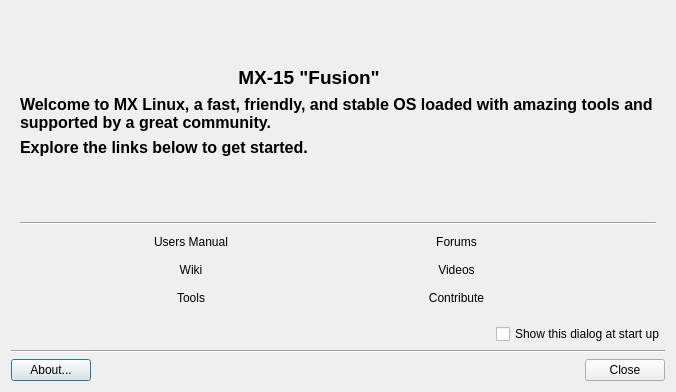
Qt form mxwelcome.ui (MX-Linux/mx-welcome) before a commit.
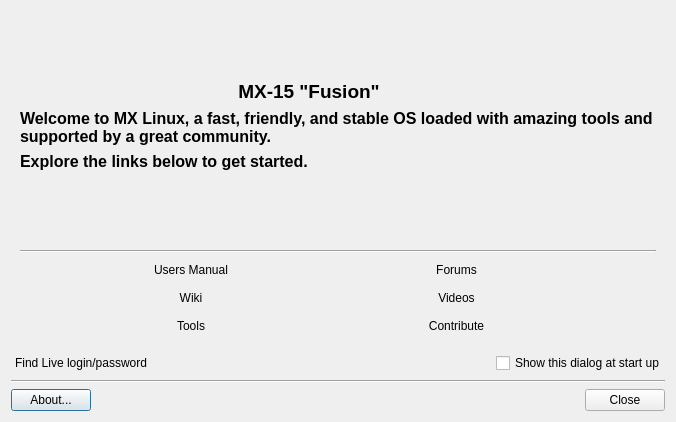
The same form after that commit. Icons and pictures are not drawn. Custom widgets are drawn as their Qt base class.

Commit message: added Fine Live login/password

```diff
--- a/mxwelcome.ui
+++ b/mxwelcome.ui
@@ -6,8 +6,8 @@
    <rect>
     <x>0</x>
     <y>0</y>
-    <width>672</width>
-    <height>392</height>
+    <width>674</width>
+    <height>422</height>
    </rect>
   </property>
   <property name="windowTitle">
@@ -23,170 +23,8 @@
   <property name="modal">
    <bool>false</bool>
   </property>
-  <layout class="QGridLayout" name="gridLayout_3">
-   <item row="1" column="0">
-    <layout class="QGridLayout" name="gridLayout">
-     <item row="0" column="1">
-      <widget class="QCheckBox" name="checkBox">
-       <property name="text">
-        <string>Show this dialog at start up</string>
-       </property>
-      </widget>
-     </item>
-     <item row="0" column="0">
-      <spacer name="horizontalSpacer_4">
-       <property name="orientation">
-        <enum>Qt::Horizontal</enum>
-       </property>
-       <property name="sizeHint" stdset="0">
-        <size>
-         <width>40</width>
-         <height>20</height>
-        </size>
-       </property>
-      </spacer>
-     </item>
-    </layout>
-   </item>
-   <item row="2" column="0">
-    <widget class="Line" name="line_2">
-     <property name="orientation">
-      <enum>Qt::Horizontal</enum>
-     </property>
-    </widget>
-   </item>
-   <item row="3" column="0">
-    <layout class="QGridLayout" name="buttonBar" columnstretch="0,0,0,0,0,0,0,0,0">
-     <property name="sizeConstraint">
-      <enum>QLayout::SetDefaultConstraint</enum>
-     </property>
-     <property name="leftMargin">
-      <number>0</number>
-     </property>
-     <property name="topMargin">
-      <number>0</number>
-     </property>
-     <property name="rightMargin">
-      <number>0</number>
-     </property>
-     <property name="bottomMargin">
-      <number>0</number>
-     </property>
-     <property name="spacing">
-      <number>5</number>
-     </property>
-     <item row="0" column="8">
-      <widget class="QPushButton" name="buttonCancel">
-       <property name="sizePolicy">
-        <sizepolicy hsizetype="Minimum" vsizetype="Preferred">
-         <horstretch>0</horstretch>
-         <verstretch>0</verstretch>
-        </sizepolicy>
-       </property>
-       <property name="toolTip">
-        <string>Quit application</string>
-       </property>
-       <property name="text">
-        <string>Close</string>
-       </property>
-       <property name="icon">
-        <iconset>
-         <normaloff>../../../../../../../usr/share/mx-welcome/icons/gtk-cancel.png</normaloff>../../../../../../../usr/share/mx-welcome/icons/gtk-cancel.png</iconset>
-       </property>
-       <property name="shortcut">
-        <string>Alt+N</string>
-       </property>
-       <property name="autoDefault">
-        <bool>true</bool>
-       </property>
-      </widget>
-     </item>
-     <item row="0" column="3">
-      <widget class="QLabel" name="labelMX">
-       <property name="maximumSize">
-        <size>
-         <width>32</width>
-         <height>32</height>
-        </size>
-       </property>
-       <property name="midLineWidth">
-        <number>0</number>
-       </property>
-       <property name="text">
-        <string/>
-       </property>
-       <property name="pixmap">
-        <pixmap>../../../../../../../usr/share/mx-welcome/icons/mxfcelogo.png</pixmap>
-       </property>
-       <property name="scaledContents">
-        <bool>true</bool>
-       </property>
-      </widget>
-     </item>
-     <item row="0" column="0">
-      <widget class="QPushButton" name="buttonAbout">
-       <property name="sizePolicy">
-        <sizepolicy hsizetype="Minimum" vsizetype="Preferred">
-         <horstretch>0</horstretch>
-         <verstretch>0</verstretch>
-        </sizepolicy>
-       </property>
-       <property name="toolTip">
-        <string>About this application</string>
-       </property>
-       <property name="text">
-        <string>About...</string>
-       </property>
-       <property name="icon">
-        <iconset>
-         <normaloff>../../../../../../../usr/share/mx-welcome/icons/accessories-text-editor.png</normaloff>../../../../../../../usr/share/mx-welcome/icons/accessories-text-editor.png</iconset>
-       </property>
-       <property name="shortcut">
-        <string>Alt+B</string>
-       </property>
-       <property name="autoDefault">
-        <bool>true</bool>
-       </property>
-       <property name="default">
-        <bool>true</bool>
-       </property>
-      </widget>
-     </item>
-     <item row="0" column="5">
-      <spacer name="horizontalSpacer2">
-       <property name="orientation">
-        <enum>Qt::Horizontal</enum>
-       </property>
-       <property name="sizeType">
-        <enum>QSizePolicy::Expanding</enum>
-       </property>
-       <property name="sizeHint" stdset="0">
-        <size>
-         <width>100</width>
-         <height>20</height>
-        </size>
-       </property>
-      </spacer>
-     </item>
-     <item row="0" column="1">
-      <spacer name="horizontalSpacer1">
-       <property name="orientation">
-        <enum>Qt::Horizontal</enum>
-       </property>
-       <property name="sizeType">
-        <enum>QSizePolicy::Expanding</enum>
-       </property>
-       <property name="sizeHint" stdset="0">
-        <size>
-         <width>183</width>
-         <height>20</height>
-        </size>
-       </property>
-      </spacer>
-     </item>
-    </layout>
-   </item>
-   <item row="0" column="0">
+  <layout class="QGridLayout" name="gridLayout">
+   <item row="0" column="0" colspan="3">
     <widget class="QFrame" name="frame">
      <property name="minimumSize">
       <size>
@@ -570,6 +408,196 @@
      </layout>
     </widget>
    </item>
+   <item row="1" column="0">
+    <widget class="FlatButton" name="buttonLogininfo">
+     <property name="sizePolicy">
+      <sizepolicy hsizetype="Minimum" vsizetype="Fixed">
+       <horstretch>0</horstretch>
+       <verstretch>0</verstretch>
+      </sizepolicy>
+     </property>
+     <property name="font">
+      <font>
+       <weight>50</weight>
+       <bold>false</bold>
+       <kerning>true</kerning>
+      </font>
+     </property>
+     <property name="autoFillBackground">
+      <bool>false</bool>
+     </property>
+     <property name="text">
+      <string>Find Live login/password</string>
+     </property>
+     <property name="icon">
+      <iconset theme="zoom-fit"/>
+     </property>
+     <property name="autoDefault">
+      <bool>false</bool>
+     </property>
+     <property name="flat">
+      <bool>true</bool>
+     </property>
+    </widget>
+   </item>
+   <item row="1" column="1">
+    <spacer name="horizontalSpacer_11">
+     <property name="orientation">
+      <enum>Qt::Horizontal</enum>
+     </property>
+     <property name="sizeHint" stdset="0">
+      <size>
+       <width>161</width>
+       <height>20</height>
+      </size>
+     </property>
+    </spacer>
+   </item>
+   <item row="1" column="2">
+    <widget class="QCheckBox" name="checkBox">
+     <property name="text">
+      <string>Show this dialog at start up</string>
+     </property>
+    </widget>
+   </item>
+   <item row="2" column="0" colspan="3">
+    <widget class="Line" name="line_2">
+     <property name="orientation">
+      <enum>Qt::Horizontal</enum>
+     </property>
+    </widget>
+   </item>
+   <item row="3" column="0" colspan="3">
+    <layout class="QGridLayout" name="buttonBar" columnstretch="0,0,0,0,0,0,0,0,0">
+     <property name="sizeConstraint">
+      <enum>QLayout::SetDefaultConstraint</enum>
+     </property>
+     <property name="leftMargin">
+      <number>0</number>
+     </property>
+     <property name="topMargin">
+      <number>0</number>
+     </property>
+     <property name="rightMargin">
+      <number>0</number>
+     </property>
+     <property name="bottomMargin">
+      <number>0</number>
+     </property>
+     <property name="spacing">
+      <number>5</number>
+     </property>
+     <item row="0" column="8">
+      <widget class="QPushButton" name="buttonCancel">
+       <property name="sizePolicy">
+        <sizepolicy hsizetype="Minimum" vsizetype="Preferred">
+         <horstretch>0</horstretch>
+         <verstretch>0</verstretch>
+        </sizepolicy>
+       </property>
+       <property name="toolTip">
+        <string>Quit application</string>
+       </property>
+       <property name="text">
+        <string>Close</string>
+       </property>
+       <property name="icon">
+        <iconset>
+         <normaloff>../../../../../../../usr/share/mx-welcome/icons/gtk-cancel.png</normaloff>../../../../../../../usr/share/mx-welcome/icons/gtk-cancel.png</iconset>
+       </property>
+       <property name="shortcut">
+        <string>Alt+N</string>
+       </property>
+       <property name="autoDefault">
+        <bool>true</bool>
+       </property>
+      </widget>
+     </item>
+     <item row="0" column="3">
+      <widget class="QLabel" name="labelMX">
+       <property name="maximumSize">
+        <size>
+         <width>32</width>
+         <height>32</height>
+        </size>
+       </property>
+       <property name="midLineWidth">
+        <number>0</number>
+       </property>
+       <property name="text">
+        <string/>
+       </property>
+       <property name="pixmap">
+        <pixmap>../../../../../../../usr/share/mx-welcome/icons/mxfcelogo.png</pixmap>
+       </property>
+       <property name="scaledContents">
+        <bool>true</bool>
+       </property>
+      </widget>
+     </item>
+     <item row="0" column="0">
+      <widget class="QPushButton" name="buttonAbout">
+       <property name="sizePolicy">
+        <sizepolicy hsizetype="Minimum" vsizetype="Preferred">
+         <horstretch>0</horstretch>
+         <verstretch>0</verstretch>
+        </sizepolicy>
+       </property>
+       <property name="toolTip">
+        <string>About this application</string>
+       </property>
+       <property name="text">
+        <string>About...</string>
+       </property>
+       <property name="icon">
+        <iconset>
+         <normaloff>../../../../../../../usr/share/mx-welcome/icons/accessories-text-editor.png</normaloff>../../../../../../../usr/share/mx-welcome/icons/accessories-text-editor.png</iconset>
+       </property>
+       <property name="shortcut">
+        <string>Alt+B</string>
+       </property>
+       <property name="autoDefault">
+        <bool>true</bool>
+       </property>
+       <property name="default">
+        <bool>true</bool>
+       </property>
+      </widget>
+     </item>
+     <item row="0" column="5">
+      <spacer name="horizontalSpacer2">
+       <property name="orientation">
+        <enum>Qt::Horizontal</enum>
+       </property>
+       <property name="sizeType">
+        <enum>QSizePolicy::Expanding</enum>
+       </property>
+       <property name="sizeHint" stdset="0">
+        <size>
+         <width>100</width>
+         <height>20</height>
+        </size>
+       </property>
+      </spacer>
+     </item>
+     <item row="0" column="1">
+      <spacer name="horizontalSpacer1">
+       <property name="orientation">
+        <enum>Qt::Horizontal</enum>
+       </property>
+       <property name="sizeType">
+        <enum>QSizePolicy::Expanding</enum>
+       </property>
+       <property name="sizeHint" stdset="0">
+        <size>
+         <width>183</width>
+         <height>20</height>
+        </size>
+       </property>
+      </spacer>
+     </item>
+    </layout>
+   </item>
   </layout>
  </widget>
  <customwidgets>
```
The commit also changes 3 other files.
